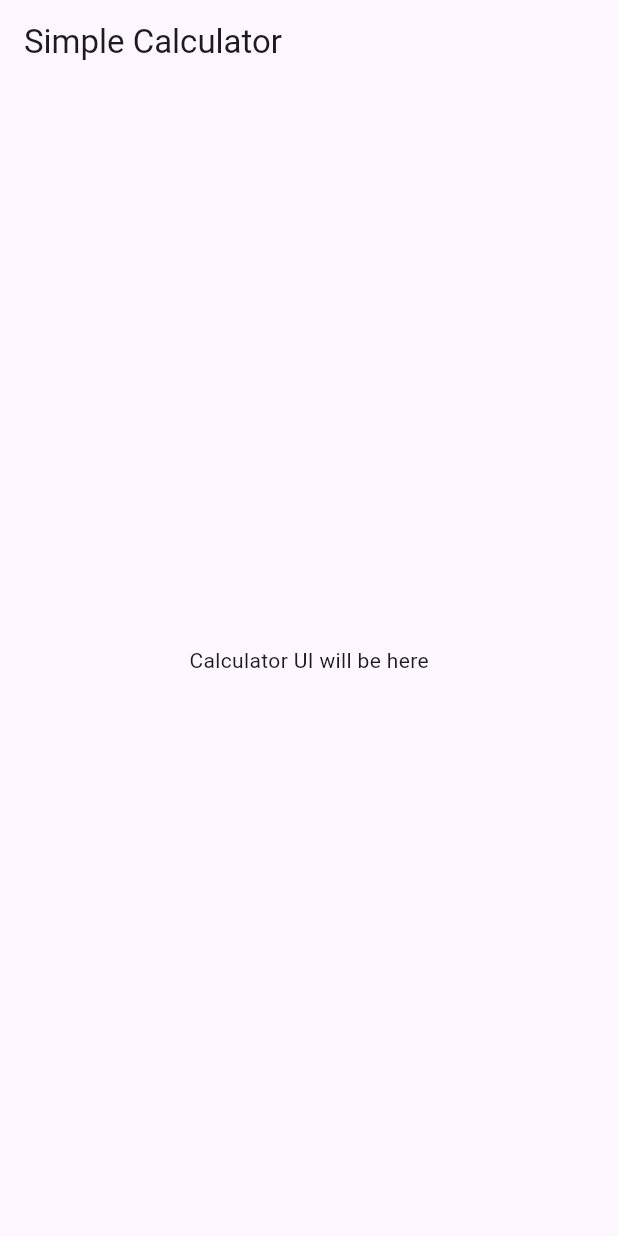
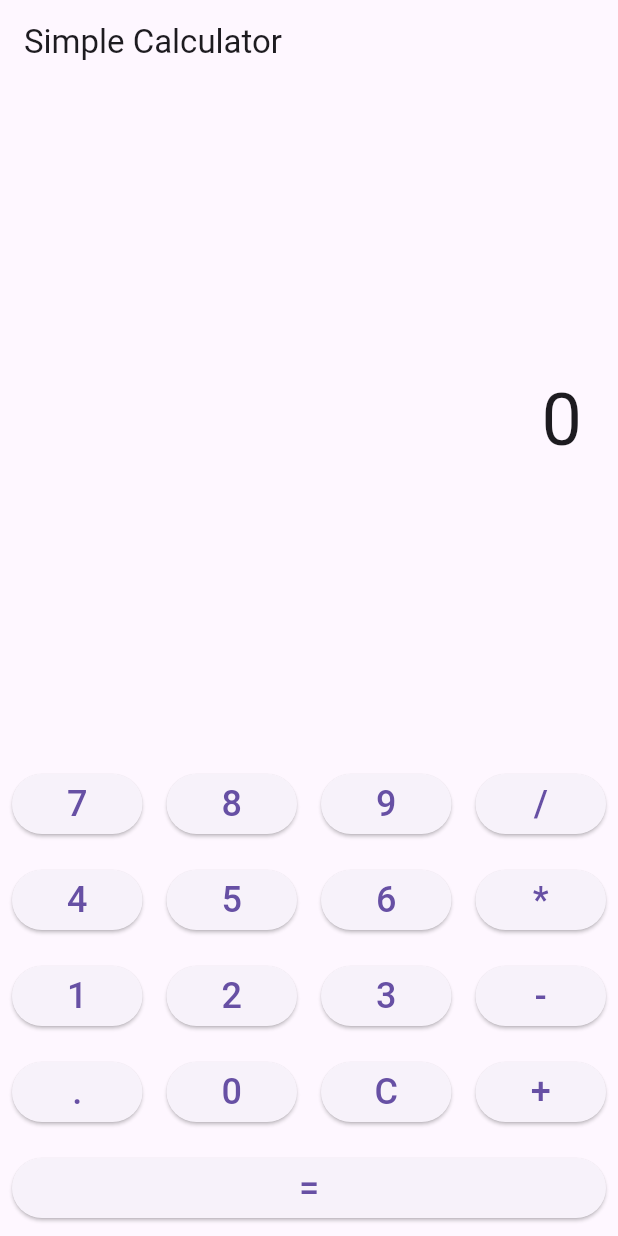
Before and after one commit to JackyZheng070102/Homework02, a Flutter app: the screen it shows after launch, on a phone screen of 412 x 824 dp. Run offline on Flutter 3.47's test engine with Material 3 defaults, Android fonts, the phone set to English and light mode, and no system bars.

Commit message:
Basic UI framework setup

```diff
--- a/lib/main.dart
+++ b/lib/main.dart
@@ -12,8 +12,77 @@ class CalculatorApp extends StatelessWidget {
         appBar: AppBar(
           title: Text('Simple Calculator'),
         ),
-        body: Center(
-          child: Text('Calculator UI will be here'),
+        body: Column(
+          children: [
+            Expanded(
+              child: Container(
+                alignment: Alignment.centerRight,
+                padding: EdgeInsets.all(24),
+                child: Text(
+                  '0',
+                  style: TextStyle(fontSize: 48),
+                ),
+              ),
+            ),
+            Column(
+              children: [
+                Row(
+                  children: [
+                    _buildButton("7"),
+                    _buildButton("8"),
+                    _buildButton("9"),
+                    _buildButton("/"),
+                  ],
+                ),
+                Row(
+                  children: [
+                    _buildButton("4"),
+                    _buildButton("5"),
+                    _buildButton("6"),
+                    _buildButton("*"),
+                  ],
+                ),
+                Row(
+                  children: [
+                    _buildButton("1"),
+                    _buildButton("2"),
+                    _buildButton("3"),
+                    _buildButton("-"),
+                  ],
+                ),
+                Row(
+                  children: [
+                    _buildButton("."),
+                    _buildButton("0"),
+                    _buildButton("C"),
+                    _buildButton("+"),
+                  ],
+                ),
+                Row(
+                  children: [
+                    _buildButton("="),
+                  ],
+                ),
+              ],
+            ),
+          ],
+        ),
+      ),
+    );
+  }
+
+  Widget _buildButton(String buttonText) {
+    return Expanded(
+      child: Padding(
+        padding: const EdgeInsets.all(8.0),
+        child: ElevatedButton(
+          onPressed: () {
+            // Button logic will go here
+          },
+          child: Text(
+            buttonText,
+            style: TextStyle(fontSize: 24),
+          ),
         ),
       ),
     );
```
